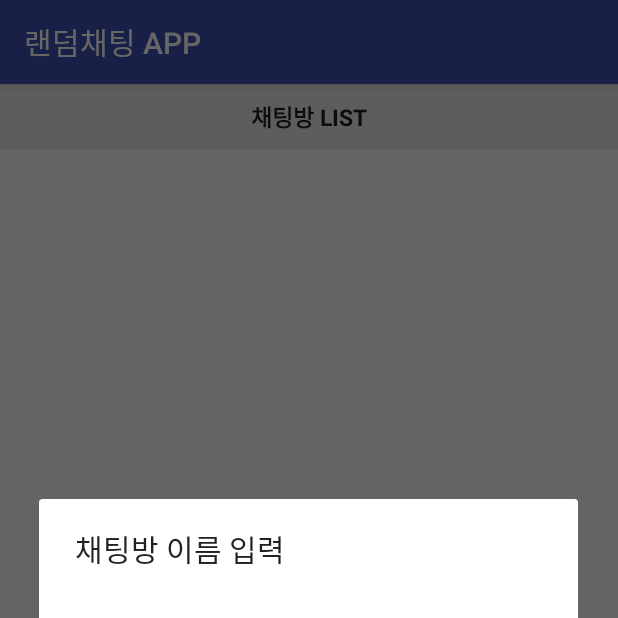
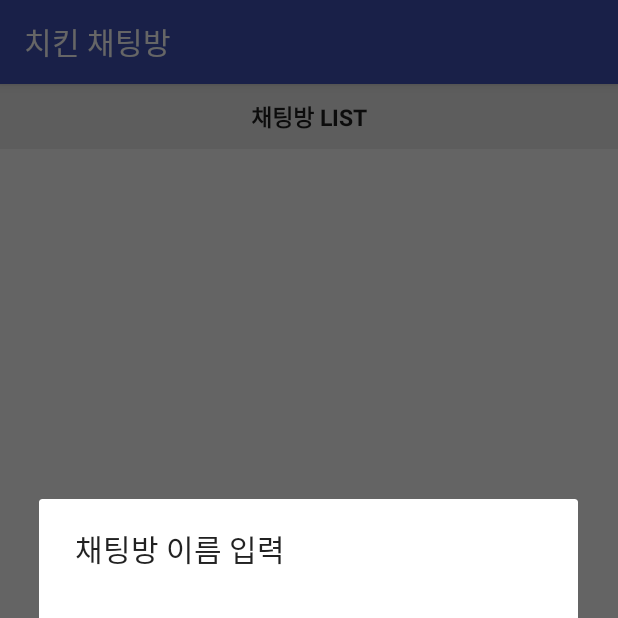
Before and after one commit to Jiseokmin/Capston2, an Android app: the ChickenActivity screen opened directly, with no data from a screen before it, after a tap on "채팅방생성", on a phone screen of 412 x 824 dp, the top half of it. Run offline under Robolectric (Android 15) with nearby library versions, the phone set to English and light mode, and no system bars; our stand-ins replace Firebase (no records; nobody signed in at launch, a user with empty details on screens opened directly); network calls fail.

Commit message:
채팅방 생성

```diff
--- a/app/src/main/java/kr/study/capston2/ChickenActivity.java
+++ b/app/src/main/java/kr/study/capston2/ChickenActivity.java
@@ -48,7 +48,7 @@ public class ChickenActivity extends AppCompatActivity {
     @Override
     protected void onCreate(Bundle savedInstanceState) {
         super.onCreate(savedInstanceState);
-        setTitle("랜덤채팅 APP");
+        setTitle("치킨 채팅방");
         setContentView(R.layout.activity_chicken);
 
         //로그인화면에서 닉네임을 가져옵니다.
```
